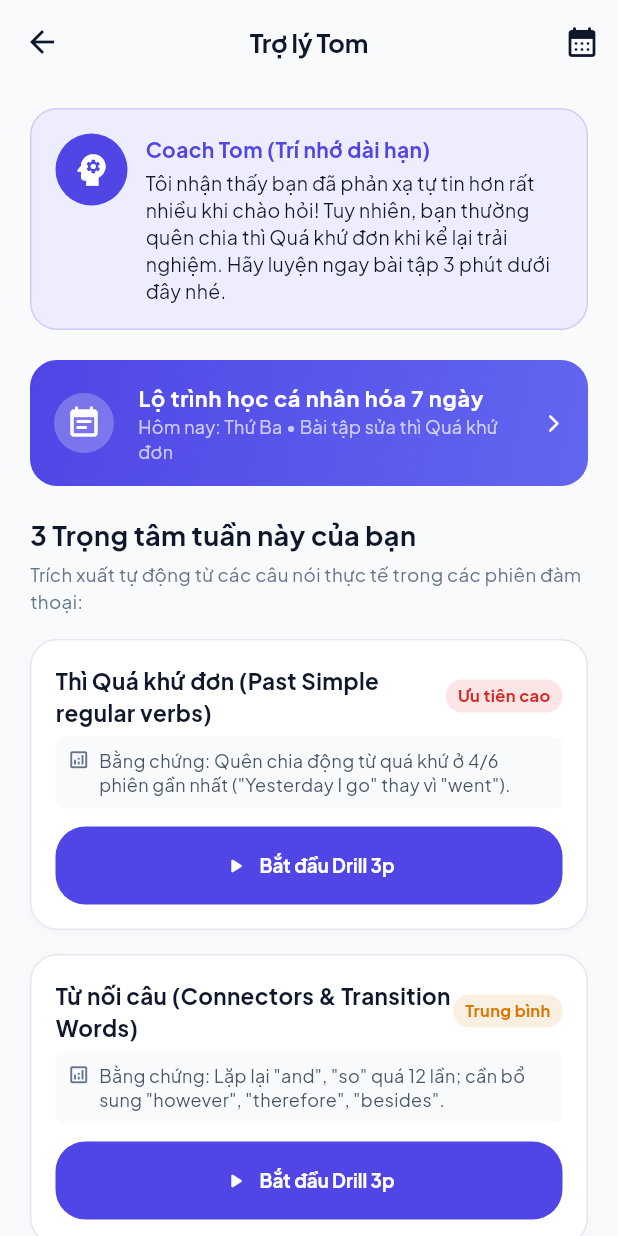
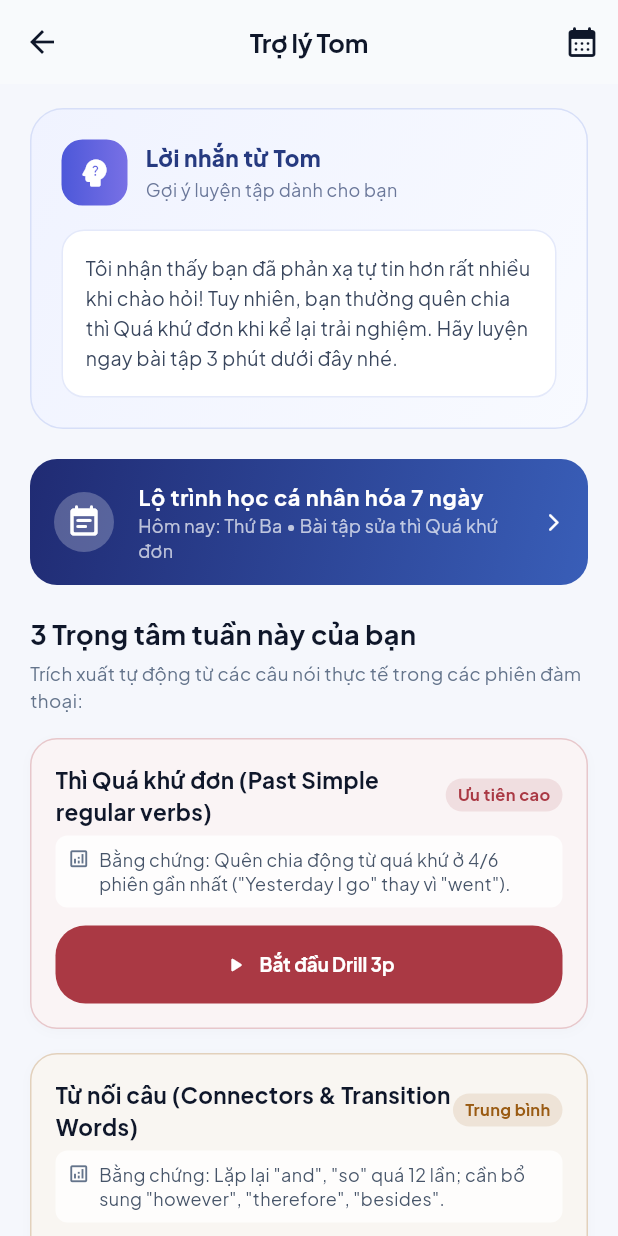
Before and after one commit to HipTran24/fluentTalk-mobile-app, a Flutter app: the CoachScreen screen opened directly, on a phone screen of 412 x 824 dp. Run offline on Flutter 3.47's test engine with Material 3 defaults, Android fonts, the phone set to English and light mode, and no system bars; our stand-ins replace dio, flutter_riverpod, flutter_tts, go_router, shared_preferences, supabase_flutter; missing offline and left inert: dart:js_interop; accounts and stored records are empty.

Commit message:
fix giao diện coach_screen.dart

```diff
--- a/lib/features/coach/presentation/coach_screen.dart
+++ b/lib/features/coach/presentation/coach_screen.dart
@@ -18,7 +18,7 @@ class CoachScreen extends ConsumerWidget {
     final weaknessesAsync = ref.watch(coachWeaknessesProvider);
 
     return Scaffold(
-      backgroundColor: AppColors.background,
+      backgroundColor: const Color(0xFFF5F7FC),
       appBar: AppBar(
         title: const Text('Trợ lý Tom'),
         actions: [
@@ -94,44 +94,56 @@ class CoachScreen extends ConsumerWidget {
 
   Widget _buildCoachInsightBubble() {
     return Container(
-      padding: const EdgeInsets.all(AppSpacing.md),
+      width: double.infinity,
+      padding: const EdgeInsets.all(20),
       decoration: BoxDecoration(
-        color: AppColors.secondaryLight,
-        borderRadius: AppRadius.cardRadius,
-        border: Border.all(color: AppColors.primary.withValues(alpha: 0.2)),
+        gradient: const LinearGradient(
+            begin: Alignment.topLeft,
+            end: Alignment.bottomRight,
+            colors: [Color(0xFFF0F3FF), Color(0xFFF8FAFF)]),
+        borderRadius: BorderRadius.circular(22),
+        border: Border.all(color: const Color(0xFFD7DFF8)),
       ),
-      child: const Row(
-        crossAxisAlignment: CrossAxisAlignment.start,
-        children: [
-          CircleAvatar(
-            radius: 24,
-            backgroundColor: AppColors.primary,
-            child: Icon(Icons.psychology, color: Colors.white, size: 28),
-          ),
-          SizedBox(width: AppSpacing.sm),
-          Expanded(
+      child: Column(crossAxisAlignment: CrossAxisAlignment.start, children: [
+        Row(children: [
+          Container(
+              width: 44,
+              height: 44,
+              decoration: BoxDecoration(
+                  gradient: const LinearGradient(
+                      colors: [Color(0xFF4D58D9), Color(0xFF7870E5)]),
+                  borderRadius: BorderRadius.circular(14)),
+              child: const Icon(Icons.psychology_alt_rounded,
+                  color: Colors.white, size: 24)),
+          const SizedBox(width: 12),
+          const Expanded(
               child: Column(
                   crossAxisAlignment: CrossAxisAlignment.start,
                   children: [
-                Text(
-                  'Coach Tom (Trí nhớ dài hạn)',
+                Text('Lời nhắn từ Tom',
                     style: TextStyle(
-                    fontSize: 14,
-                    fontWeight: FontWeight.w700,
-                    color: AppColors.primary,
-                  ),
-                ),
-                SizedBox(height: 4),
-                Text(
+                        color: Color(0xFF263A80),
+                        fontSize: 15,
+                        fontWeight: FontWeight.w800)),
+                SizedBox(height: 3),
+                Text('Gợi ý luyện tập dành cho bạn',
+                    style: TextStyle(color: Color(0xFF6B789A), fontSize: 12)),
+              ])),
+        ]),
+        const SizedBox(height: 16),
+        Container(
+          width: double.infinity,
+          padding: const EdgeInsets.all(15),
+          decoration: BoxDecoration(
+              color: Colors.white,
+              borderRadius: BorderRadius.circular(15),
+              border: Border.all(color: const Color(0xFFE4E9FA))),
+          child: const Text(
               'Tôi nhận thấy bạn đã phản xạ tự tin hơn rất nhiều khi chào hỏi! Tuy nhiên, bạn thường quên chia thì Quá khứ đơn khi kể lại trải nghiệm. Hãy luyện ngay bài tập 3 phút dưới đây nhé.',
               style: TextStyle(
-                      fontSize: 13, color: AppColors.textPrimary, height: 1.4),
+                  color: Color(0xFF39465D), fontSize: 13, height: 1.55)),
         ),
-              ],
-            ),
-          ),
-        ],
-      ),
+      ]),
     );
   }
 
@@ -139,7 +151,7 @@ class CoachScreen extends ConsumerWidget {
     return Container(
       decoration: const BoxDecoration(
         gradient: LinearGradient(
-          colors: [AppColors.primary, Color(0xFF6366F1)],
+          colors: [Color(0xFF202B73), Color(0xFF395EB8)],
           begin: Alignment.topLeft,
           end: Alignment.bottomRight,
         ),
@@ -177,13 +189,13 @@ class CoachScreen extends ConsumerWidget {
     Color priorityColor;
     String priorityText;
     if (item.impact >= 0.8) {
-      priorityColor = AppColors.error;
+      priorityColor = const Color(0xFFAA3944);
       priorityText = 'Ưu tiên cao';
     } else if (item.impact >= 0.65) {
-      priorityColor = AppColors.warning;
+      priorityColor = const Color(0xFF9A5B13);
       priorityText = 'Trung bình';
     } else {
-      priorityColor = AppColors.accent;
+      priorityColor = const Color(0xFF147563);
       priorityText = 'Cải thiện';
     }
 
@@ -200,9 +212,10 @@ class CoachScreen extends ConsumerWidget {
       margin: const EdgeInsets.only(bottom: AppSpacing.md),
       padding: const EdgeInsets.all(AppSpacing.md),
       decoration: BoxDecoration(
-        color: AppColors.surface,
+        color: Color.alphaBlend(
+            priorityColor.withValues(alpha: 0.055), Colors.white),
         borderRadius: AppRadius.cardRadius,
-        border: Border.all(color: AppColors.border),
+        border: Border.all(color: priorityColor.withValues(alpha: 0.24)),
         boxShadow: [
           BoxShadow(
             color: Colors.black.withValues(alpha: 0.02),
@@ -247,8 +260,8 @@ class CoachScreen extends ConsumerWidget {
             width: double.infinity,
             padding: const EdgeInsets.all(8),
             decoration: BoxDecoration(
-              color: AppColors.background,
-              borderRadius: BorderRadius.circular(6),
+              color: Colors.white.withValues(alpha: 0.8),
+              borderRadius: BorderRadius.circular(8),
             ),
             child: Row(
               crossAxisAlignment: CrossAxisAlignment.start,
@@ -274,7 +287,7 @@ class CoachScreen extends ConsumerWidget {
             child: ElevatedButton.icon(
               onPressed: () => context.push('/coach/drill/$drillId'),
               style: ElevatedButton.styleFrom(
-                backgroundColor: AppColors.primary,
+                backgroundColor: priorityColor,
                 foregroundColor: Colors.white,
                 padding:
                     const EdgeInsets.symmetric(horizontal: 14, vertical: 8),
@@ -296,9 +309,9 @@ class CoachScreen extends ConsumerWidget {
     return Container(
       padding: const EdgeInsets.all(AppSpacing.md),
       decoration: BoxDecoration(
-        color: AppColors.surface,
+        color: const Color(0xFFEAF5F1),
         borderRadius: AppRadius.cardRadius,
-        border: Border.all(color: AppColors.border),
+        border: Border.all(color: const Color(0xFFC7E4D9)),
       ),
       child: const Row(
         crossAxisAlignment: CrossAxisAlignment.start,
```
Lines whose indentation alone changed are shown as unchanged.
